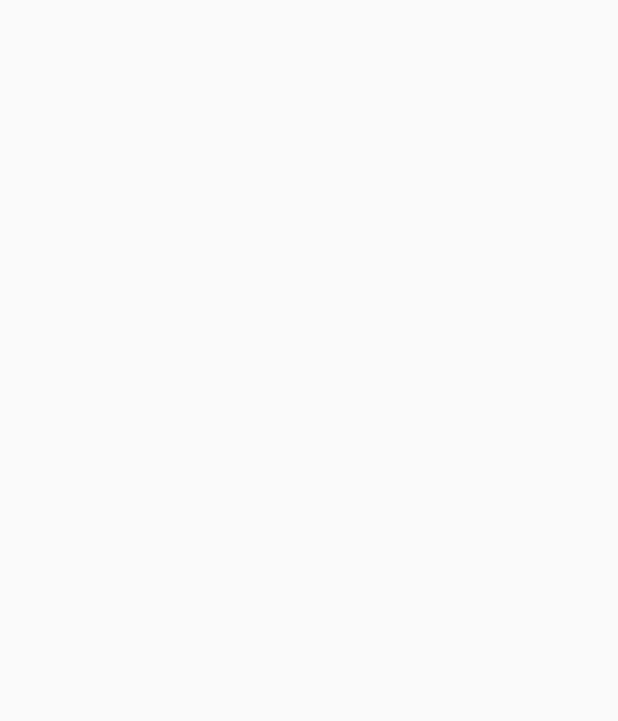
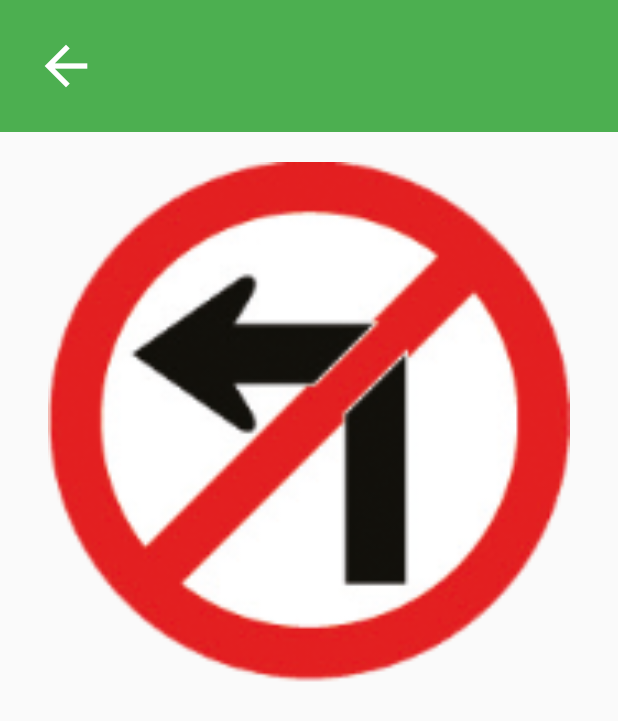
Before and after one commit to WerapongSaejung/MyTraffic, an Android app: the DetailActivity screen opened directly, with no data from a screen before it, on a phone screen of 412 x 824 dp. Before the commit the part shown is empty. Shown: the top 721 px of the screen. Run offline under Robolectric (Android 15) with nearby library versions, the phone set to English and light mode, and no system bars.

Commit message:
Final Finish

```diff
--- a/app/src/main/java/com/example/seajung/werapong/mytraffic/DetailActivity.java
+++ b/app/src/main/java/com/example/seajung/werapong/mytraffic/DetailActivity.java
@@ -2,6 +2,9 @@ package com.example.seajung.werapong.mytraffic;
 
 import android.support.v7.app.AppCompatActivity;
 import android.os.Bundle;
+import android.view.View;
+import android.widget.ImageView;
+import android.widget.TextView;
 
 public class DetailActivity extends AppCompatActivity {
 
@@ -9,5 +12,29 @@ public class DetailActivity extends AppCompatActivity {
     protected void onCreate(Bundle savedInstanceState) {
         super.onCreate(savedInstanceState);
         setContentView(R.layout.activity_detail);
+
+        //for Back
+        forBack();
+
+        //Show View
+
+        TextView titleTextView = (TextView) findViewById(R.id.txtTitle);
+        TextView DetailTextView = (TextView) findViewById(R.id.txtDetail);
+        ImageView trafficImageView = (ImageView) findViewById(R.id.Imvtraffic);
+
+        titleTextView.setText(getIntent().getStringExtra("Title"));
+        DetailTextView.setText(getIntent().getStringExtra("Detail"));
+        trafficImageView.setImageResource(getIntent().getIntExtra("Image", R.drawable.traffic_01));
+
+    }// Main Method
+
+    private void forBack() {
+        ImageView BackImageView = (ImageView) findViewById(R.id.imvback);
+        BackImageView.setOnClickListener(new View.OnClickListener() {
+            @Override
+            public void onClick(View v) {
+                finish();
+            }
+        });
     }
-}
+}//Main Class
--- a/app/src/main/java/com/example/seajung/werapong/mytraffic/TrafficActivity.java
+++ b/app/src/main/java/com/example/seajung/werapong/mytraffic/TrafficActivity.java
@@ -1,5 +1,6 @@
 package com.example.seajung.werapong.mytraffic;
 
+import android.content.Intent;
 import android.support.v7.app.AppCompatActivity;
 import android.os.Bundle;
 import android.util.Log;
@@ -41,6 +42,12 @@ public class TrafficActivity extends AppCompatActivity {
             @Override
             public void onItemClick(AdapterView<?> parent, View view, int position, long id) {
 
+                Intent intent = new Intent(TrafficActivity.this, DetailActivity.class);
+                intent.putExtra("Title", titleStrings[position]);
+                intent.putExtra("Detail", detailStrings[position]);
+                intent.putExtra("Image", ints[position]);
+                startActivity(intent);
+
             }
         });
 
@@ -56,11 +63,11 @@ public class TrafficActivity extends AppCompatActivity {
         String tag = "21MayV1";
         String tag2 = "21MayV2";
 
-for (int i = 0; i < titleStrings.length; i++) {
-    Log.d(tag, "titleString(" + i + ") ==> " + titleStrings[i]);
-    Log.d(tag2, "detailString(" + i + ") ==> " + detailStrings[i]);
+        for (int i = 0; i < titleStrings.length; i++) {
+            Log.d(tag, "titleString(" + i + ") ==> " + titleStrings[i]);
+            Log.d(tag2, "detailString(" + i + ") ==> " + detailStrings[i]);
 
-}
+        }
 
     }
 
--- a/app/src/main/res/layout/activity_detail.xml
+++ b/app/src/main/res/layout/activity_detail.xml
@@ -1,9 +1,74 @@
 <?xml version="1.0" encoding="utf-8"?>
-<android.support.constraint.ConstraintLayout xmlns:android="http://schemas.android.com/apk/res/android"
+<LinearLayout xmlns:android="http://schemas.android.com/apk/res/android"
+    android:orientation="vertical"
     xmlns:app="http://schemas.android.com/apk/res-auto"
     xmlns:tools="http://schemas.android.com/tools"
     android:layout_width="match_parent"
     android:layout_height="match_parent"
     tools:context="com.example.seajung.werapong.mytraffic.DetailActivity">
 
-</android.support.constraint.ConstraintLayout>
+    <RelativeLayout
+        android:padding="@dimen/padding01"
+        android:background="@color/colorPrimary"
+        android:layout_width="match_parent"
+        android:layout_height="wrap_content">
+
+
+        <ImageView
+            android:id="@+id/imvback"
+            android:src="@mipmap/ic_back"
+            android:layout_width="wrap_content"
+            android:layout_height="wrap_content" />
+
+        <TextView
+            android:id="@+id/txtTitle"
+            android:layout_centerInParent="true"
+            android:textSize="@dimen/h1"
+            android:textColor="@color/textcolorprimary"
+            android:text="Title"
+            android:layout_width="wrap_content"
+            android:layout_height="wrap_content" />
+
+
+    </RelativeLayout>
+
+
+    <LinearLayout
+        android:orientation="vertical"
+        android:layout_width="match_parent"
+        android:layout_height="match_parent">
+
+        <ImageView
+            android:id="@+id/Imvtraffic"
+            android:layout_margin="@dimen/padding01"
+            android:layout_weight="1"
+            android:src="@drawable/traffic_01"
+            android:layout_gravity="center_horizontal"
+            android:layout_width="match_parent"
+            android:layout_height="0dp" />
+
+        <ScrollView
+            android:layout_weight="1"
+            android:layout_width="match_parent"
+            android:layout_height="0dp">
+
+            <LinearLayout
+                android:padding="@dimen/padding01"
+                android:orientation="vertical"
+                android:layout_width="match_parent"
+                android:layout_height="wrap_content">
+
+                <TextView
+                    android:id="@+id/txtDetail"
+                    android:textSize="@dimen/h2"
+                    android:text="Detail"
+                    android:layout_width="wrap_content"
+                    android:layout_height="wrap_content" />
+
+            </LinearLayout>
+
+        </ScrollView>
+
+    </LinearLayout>
+
+</LinearLayout>
```
Also changed, not shown: app/src/main/ic_back-web.png (added), app/src/main/res/mipmap-hdpi/ic_back.png (added), app/src/main/res/mipmap-mdpi/ic_back.png (added), app/src/main/res/mipmap-xhdpi/ic_back.png (added), app/src/main/res/mipmap-xxhdpi/ic_back.png (added), app/src/main/res/mipmap-xxxhdpi/ic_back.png (added).
